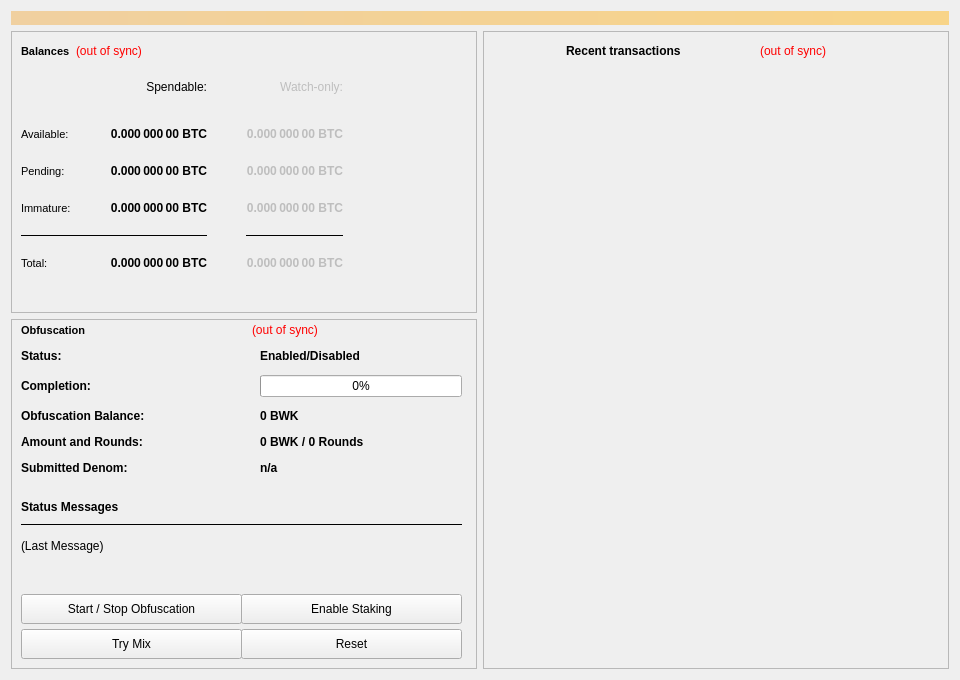
First picture: the form in src/qt/forms/overviewpage.ui, repository SHTDJ/Bulwark, before the edit.
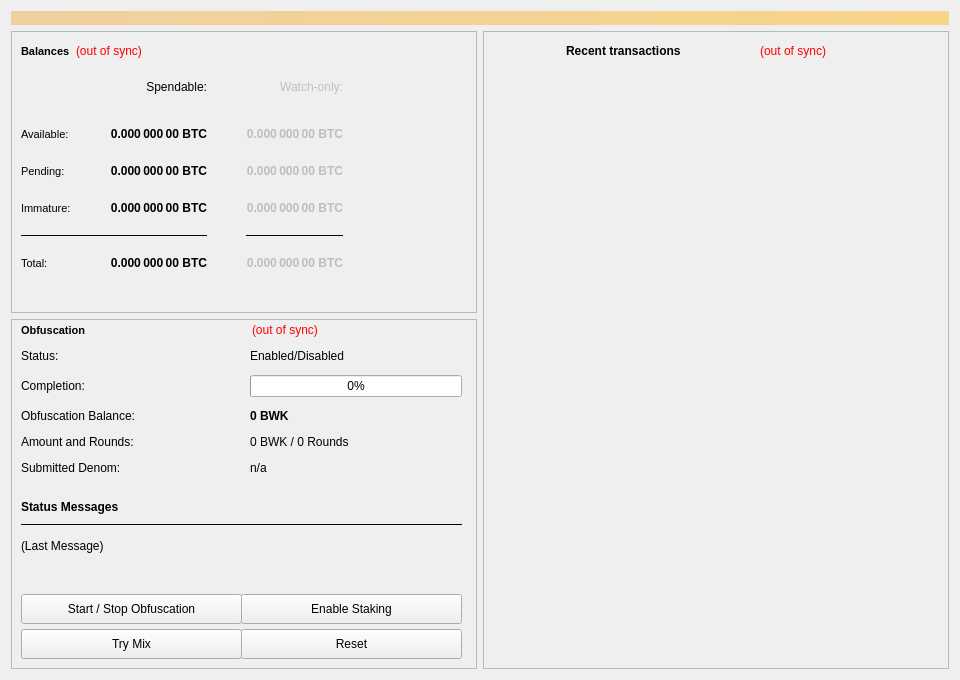
Second picture: the form after the edit.

The edit to the form file:
```diff
--- a/src/qt/forms/overviewpage.ui
+++ b/src/qt/forms/overviewpage.ui
@@ -536,8 +536,8 @@
             <widget class="QLabel" name="label_6">
              <property name="font">
               <font>
-               <weight>75</weight>
-               <bold>true</bold>
+               <weight>50</weight>
+               <bold>false</bold>
               </font>
              </property>
              <property name="text">
@@ -549,8 +549,8 @@
             <widget class="QLabel" name="label_7">
              <property name="font">
               <font>
-               <weight>75</weight>
-               <bold>true</bold>
+               <weight>50</weight>
+               <bold>false</bold>
               </font>
              </property>
              <property name="text">
@@ -596,8 +596,8 @@
             <widget class="QLabel" name="labelAnonymizedText">
              <property name="font">
               <font>
-               <weight>75</weight>
-               <bold>true</bold>
+               <weight>50</weight>
+               <bold>false</bold>
               </font>
              </property>
              <property name="text">
@@ -622,8 +622,8 @@
             <widget class="QLabel" name="label_8">
              <property name="font">
               <font>
-               <weight>75</weight>
-               <bold>true</bold>
+               <weight>50</weight>
+               <bold>false</bold>
               </font>
              </property>
              <property name="text">
@@ -635,8 +635,8 @@
             <widget class="QLabel" name="labelAmountRounds">
              <property name="font">
               <font>
-               <weight>75</weight>
-               <bold>true</bold>
+               <weight>50</weight>
+               <bold>false</bold>
               </font>
              </property>
              <property name="text">
@@ -648,8 +648,8 @@
             <widget class="QLabel" name="label_9">
              <property name="font">
               <font>
-               <weight>75</weight>
-               <bold>true</bold>
+               <weight>50</weight>
+               <bold>false</bold>
               </font>
              </property>
              <property name="text">
@@ -661,8 +661,8 @@
             <widget class="QLabel" name="labelSubmittedDenom">
              <property name="font">
               <font>
-               <weight>75</weight>
-               <bold>true</bold>
+               <weight>50</weight>
+               <bold>false</bold>
               </font>
              </property>
              <property name="toolTip">
@@ -677,8 +677,8 @@
             <widget class="QLabel" name="obfuscationEnabled">
              <property name="font">
               <font>
-               <weight>75</weight>
-               <bold>true</bold>
+               <weight>50</weight>
+               <bold>false</bold>
               </font>
              </property>
              <property name="text">
```
